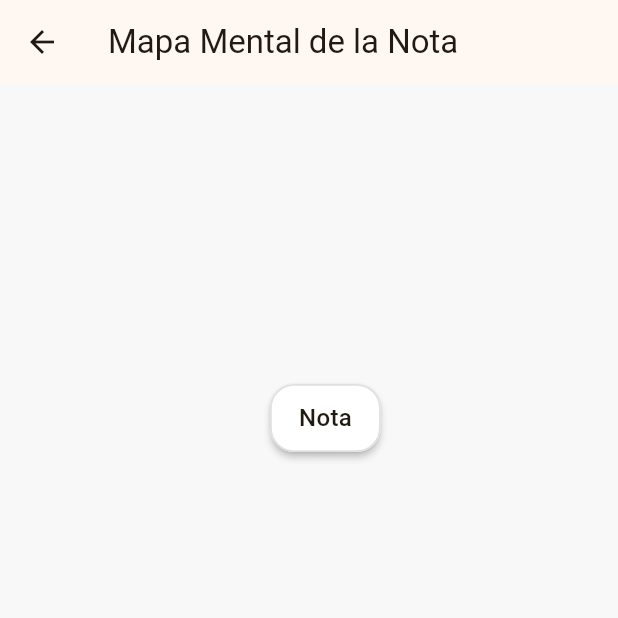
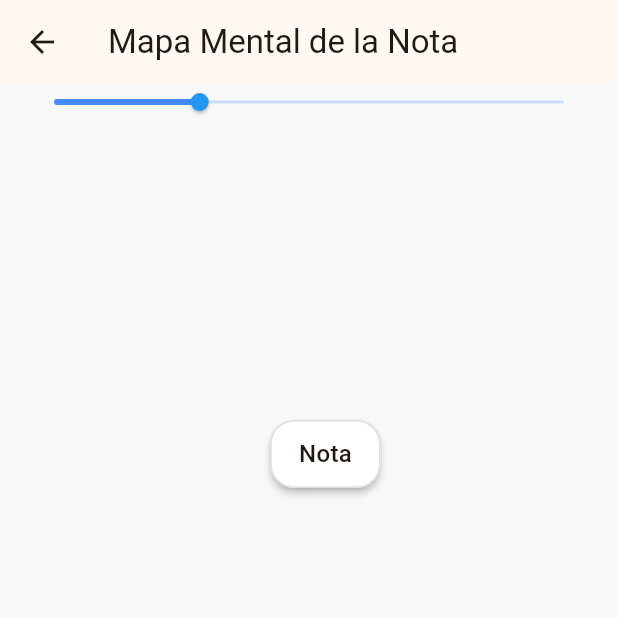
Before and after one commit to alfonso653/NOTAS, a Flutter app: the MindMapFromNoteScreen screen opened directly with empty values, on a phone screen of 412 x 824 dp, the top half of it. Run offline on Flutter 3.47's test engine with Material 3 defaults, Android fonts, the phone set to English and light mode, and no system bars; our stand-ins replace auto_size_text, image_picker, pdf, permission_handler, share_plus, shared_preferences; missing offline and left inert: flutter_sound; accounts and stored records are empty.

Commit message:
feat: mapa mental editable y persistente (zoom, pan, posiciones de nodos guardadas en la nota)

```diff
--- a/lib/mindmap_board.dart
+++ b/lib/mindmap_board.dart
@@ -2,14 +2,18 @@ import 'package:flutter/material.dart';
 import 'mindmap_model.dart';
 
 /// Widget minimalista para tablero de mapa mental
+typedef NodeMovedCallback = void Function(MindMapNode node);
+
 class MindMapBoard extends StatefulWidget {
   final List<MindMapNode> nodes;
   final List<MindMapConnection> connections;
+  final NodeMovedCallback? onNodeMoved;
 
   const MindMapBoard({
     Key? key,
     required this.nodes,
     required this.connections,
+    this.onNodeMoved,
   }) : super(key: key);
 
   @override
@@ -18,31 +22,70 @@ class MindMapBoard extends StatefulWidget {
 
 class _MindMapBoardState extends State<MindMapBoard> {
   String? _draggingNodeId;
-  Offset? _dragStartOffset;
-  Offset? _nodeStartOffset;
+  Offset? _dragStartNodePosition;
+  double _zoom = 1.0;
+  final TransformationController _transformationController = TransformationController();
+  final double _minZoom = 0.4;
+  final double _maxZoom = 2.5;
+
+  @override
+  void dispose() {
+    _transformationController.dispose();
+    super.dispose();
+  }
 
   @override
   Widget build(BuildContext context) {
-    return GestureDetector(
-      onPanUpdate: (details) {
-        if (_draggingNodeId != null &&
-            _dragStartOffset != null &&
-            _nodeStartOffset != null) {
+    return Column(
+      children: [
+        // Slider de zoom igual al de la nota
+        Padding(
+          padding: const EdgeInsets.symmetric(horizontal: 24, vertical: 0),
+          child: Row(
+            children: [
+              Expanded(
+                child: SliderTheme(
+                  data: SliderTheme.of(context).copyWith(
+                    trackHeight: 2,
+                    thumbShape: const RoundSliderThumbShape(enabledThumbRadius: 6),
+                    overlayShape: const RoundSliderOverlayShape(overlayRadius: 12),
+                    thumbColor: Colors.blue,
+                    activeTrackColor: Colors.blueAccent,
+                    inactiveTrackColor: Colors.blueAccent.withOpacity(0.25),
+                  ),
+                  child: Slider(
+                    min: _minZoom,
+                    max: _maxZoom,
+                    value: _zoom.clamp(_minZoom, _maxZoom),
+                    onChanged: (v) {
                       setState(() {
-            final node =
-                widget.nodes.firstWhere((n) => n.id == _draggingNodeId);
-            node.position =
-                _nodeStartOffset! + details.localPosition - _dragStartOffset!;
-          });
-        }
-      },
-      onPanEnd: (_) {
-        setState(() {
-          _draggingNodeId = null;
-          _dragStartOffset = null;
-          _nodeStartOffset = null;
+                        _zoom = v;
+                        _transformationController.value = Matrix4.identity()..scale(_zoom);
                       });
                     },
+                  ),
+                ),
+              ),
+            ],
+          ),
+        ),
+        // Área interactiva del mapa mental
+        Expanded(
+          child: Listener(
+            onPointerSignal: (_) {}, // Permite scroll con mouse en desktop
+            child: InteractiveViewer(
+              minScale: _minZoom,
+              maxScale: _maxZoom,
+              panEnabled: true,
+              scaleEnabled: true,
+              transformationController: _transformationController,
+              onInteractionUpdate: (details) {
+                setState(() {
+                  _zoom = _transformationController.value.getMaxScaleOnAxis();
+                });
+              },
+              // Permitir pan con un dedo en móvil
+              panAxis: PanAxis.free,
               child: Stack(
                 children: [
                   // Dibuja las conexiones
@@ -57,11 +100,27 @@ class _MindMapBoardState extends State<MindMapBoard> {
                       left: node.position.dx,
                       top: node.position.dy,
                       child: GestureDetector(
-                onPanStart: (details) {
+                        behavior: HitTestBehavior.translucent,
+                        onLongPressStart: (details) {
                           setState(() {
                             _draggingNodeId = node.id;
-                    _dragStartOffset = details.localPosition;
-                    _nodeStartOffset = node.position;
+                            _dragStartNodePosition = node.position;
+                          });
+                        },
+                        onLongPressMoveUpdate: (details) {
+                          if (_draggingNodeId == node.id && _dragStartNodePosition != null) {
+                            setState(() {
+                              node.position = _dragStartNodePosition! + details.offsetFromOrigin / _zoom;
+                            });
+                            if (widget.onNodeMoved != null) {
+                              widget.onNodeMoved!(node);
+                            }
+                          }
+                        },
+                        onLongPressEnd: (_) {
+                          setState(() {
+                            _draggingNodeId = null;
+                            _dragStartNodePosition = null;
                           });
                         },
                         child: _MindMapNodeWidget(node: node),
@@ -70,6 +129,10 @@ class _MindMapBoardState extends State<MindMapBoard> {
                   }).toList(),
                 ],
               ),
+            ),
+          ),
+        ),
+      ],
     );
   }
 }
--- a/lib/mindmap_from_note_screen.dart
+++ b/lib/mindmap_from_note_screen.dart
@@ -1,32 +1,65 @@
 import 'package:flutter/material.dart';
 import 'dart:math' as math;
+import 'package:provider/provider.dart';
 import 'note.dart';
+import 'note_provider.dart';
 import 'mindmap_model.dart';
 import 'mindmap_board.dart';
 
-class MindMapFromNoteScreen extends StatelessWidget {
+class MindMapFromNoteScreen extends StatefulWidget {
   final Note note;
   const MindMapFromNoteScreen({Key? key, required this.note}) : super(key: key);
 
-  List<MindMapNode> _generateNodes() {
-    // Nodo central: título
+  @override
+  State<MindMapFromNoteScreen> createState() => _MindMapFromNoteScreenState();
+}
+
+class _MindMapFromNoteScreenState extends State<MindMapFromNoteScreen> {
+  late List<MindMapNode> nodes;
+  late List<MindMapConnection> connections;
+
+  @override
+  void initState() {
+    super.initState();
+    // Restaurar nodos y conexiones si existen en la nota
+    if (widget.note.mindMapNodes != null && widget.note.mindMapNodes!.isNotEmpty) {
+      nodes = widget.note.mindMapNodes!.map((e) => MindMapNode(
+        id: e['id'],
+        text: e['text'],
+        position: Offset((e['x'] as num).toDouble(), (e['y'] as num).toDouble()),
+        children: (e['children'] as List?)?.map((c) => c.toString()).toList() ?? [],
+      )).toList();
+    } else {
+      nodes = _generateNodesFromNote();
+    }
+    if (widget.note.mindMapConnections != null && widget.note.mindMapConnections!.isNotEmpty) {
+      connections = widget.note.mindMapConnections!.map((e) => MindMapConnection(
+        fromId: e['fromId'],
+        toId: e['toId'],
+        color: Colors.indigo,
+      )).toList();
+    } else {
+      connections = _generateConnections(nodes);
+    }
+  }
+
+  List<MindMapNode> _generateNodesFromNote() {
     final nodes = <MindMapNode>[];
     final rootId = 'root';
     nodes.add(MindMapNode(
       id: rootId,
-      text: note.title.isEmpty ? 'Nota' : note.title,
+      text: widget.note.title.isEmpty ? 'Nota' : widget.note.title,
       position: const Offset(180, 200),
       children: [],
     ));
-    // Nodos hijos: cada parte de texto (sin imágenes)
     final double radius = 140;
     int idx = 0;
-    for (final part in note.contentParts) {
+    for (final part in widget.note.contentParts) {
       if ((part['isImage'] ?? false) == true) continue;
       final text = (part['text'] ?? '').toString().trim();
       if (text.isEmpty) continue;
       final id = 'n$idx';
-      final angle = 2 * math.pi * idx / (note.contentParts.length == 0 ? 1 : note.contentParts.length);
+      final angle = 2 * math.pi * idx / (widget.note.contentParts.length == 0 ? 1 : widget.note.contentParts.length);
       nodes.add(MindMapNode(
         id: id,
         text: text.length > 40 ? text.substring(0, 40) + '...' : text,
@@ -49,17 +82,36 @@ class MindMapFromNoteScreen extends StatelessWidget {
         .toList();
   }
 
+  void _saveMindMap() {
+    // Guardar nodos y conexiones en la nota y persistir
+    widget.note.mindMapNodes = nodes.map((n) => {
+      'id': n.id,
+      'text': n.text,
+      'x': n.position.dx,
+      'y': n.position.dy,
+      'children': n.children,
+    }).toList();
+    widget.note.mindMapConnections = connections.map((c) => {
+      'fromId': c.fromId,
+      'toId': c.toId,
+    }).toList();
+    final provider = Provider.of<NoteProvider>(context, listen: false);
+    provider.updateNote(widget.note);
+  }
+
   @override
   Widget build(BuildContext context) {
-    final nodes = _generateNodes();
-    final connections = _generateConnections(nodes);
     return Scaffold(
       appBar: AppBar(
         title: const Text('Mapa Mental de la Nota'),
       ),
       body: Container(
         color: const Color(0xFFF8F8F8),
-        child: MindMapBoard(nodes: nodes, connections: connections),
+        child: MindMapBoard(
+          nodes: nodes,
+          connections: connections,
+          onNodeMoved: (_) => _saveMindMap(),
+        ),
       ),
     );
   }
--- a/lib/note.dart
+++ b/lib/note.dart
@@ -1,6 +1,9 @@
 import 'package:flutter/material.dart';
 
 class Note {
+  // Nuevo: estado del mapa mental (lista de nodos y conexiones)
+  List<Map<String, dynamic>>? mindMapNodes;
+  List<Map<String, dynamic>>? mindMapConnections;
   final String id;
   String title;
   String date;
@@ -23,6 +26,8 @@ class Note {
     required this.contentFontSize,
     required this.contentParts,
     List<Map<String, dynamic>>? floatingImages,
+    this.mindMapNodes,
+    this.mindMapConnections,
   }) : floatingImages = floatingImages ?? [];
 
   factory Note.fromJson(Map<String, dynamic> json) {
@@ -45,6 +50,16 @@ class Note {
         .map((e) => Map<String, dynamic>.from(e))
         .toList()
       : [],
+    mindMapNodes: (json['mindMapNodes'] is List)
+      ? (json['mindMapNodes'] as List)
+        .map((e) => Map<String, dynamic>.from(e))
+        .toList()
+      : null,
+    mindMapConnections: (json['mindMapConnections'] is List)
+      ? (json['mindMapConnections'] as List)
+        .map((e) => Map<String, dynamic>.from(e))
+        .toList()
+      : null,
   );
   }
 
@@ -60,6 +75,8 @@ class Note {
       'contentFontSize': contentFontSize,
       'contentParts': contentParts,
       'floatingImages': floatingImages,
+      if (mindMapNodes != null) 'mindMapNodes': mindMapNodes,
+      if (mindMapConnections != null) 'mindMapConnections': mindMapConnections,
     };
   }
 }
```
Lines whose indentation alone changed are shown as unchanged.
